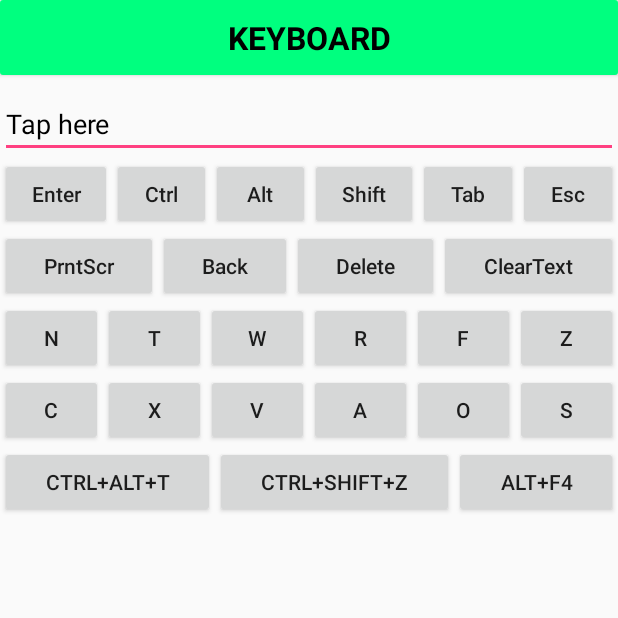
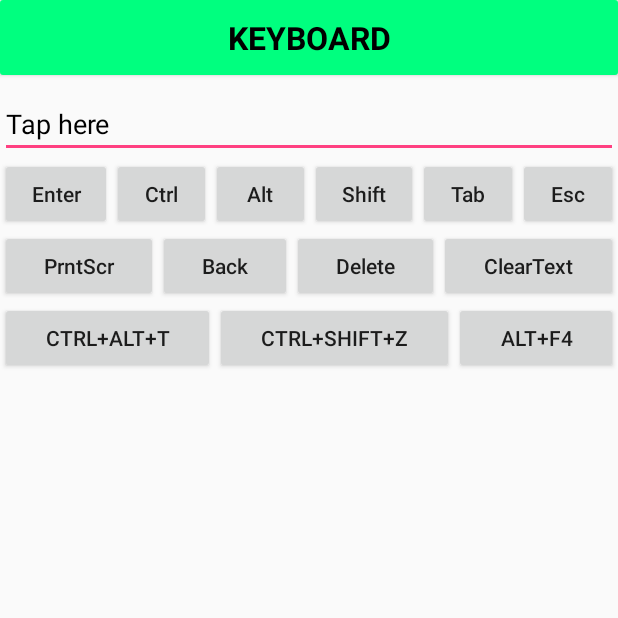
Before and after one commit to msameera96/PCController, an Android app: the Keyboard screen opened directly, with no data from a screen before it, on a phone screen of 412 x 824 dp, the top half of it. Run offline under Robolectric (Android 15) with nearby library versions, the light colour scheme and no system bars.

Commit message:
Updated project 2nd time Keyboard,LiveScreen, MainActivity, MainMenu, Mouse, Powerpoint New classes are ValidateIp and Conection

```diff
--- a/app/src/main/java/pk/edu/cust/fyp/nobeen/sameer/umair/pccontroller/Keyboard.java
+++ b/app/src/main/java/pk/edu/cust/fyp/nobeen/sameer/umair/pccontroller/Keyboard.java
@@ -15,8 +15,6 @@ public class Keyboard extends AppCompatActivity implements View.OnTouchListener,
     private EditText keyboardEditText;
     private Button ctrlButton, altButton, shiftButton, enterButton, tabButton, escButton, printScrButton, backspaceButton;
     private Button deleteButton, clearTextButton;
-    private Button nButton, tButton, wButton, rButton, fButton, zButton;
-    private Button cButton, xButton, vButton, aButton, oButton, sButton;
     private Button ctrlAltTButton, ctrlShiftZButton, altF4Button;
     private String previousText = "";
 
@@ -41,18 +39,6 @@ public class Keyboard extends AppCompatActivity implements View.OnTouchListener,
         backspaceButton = (Button) findViewById(R.id.backspaceButton);
         deleteButton = (Button) findViewById(R.id.deleteButton);
         clearTextButton = (Button) findViewById(R.id.clearTextButton);
-        nButton = (Button) findViewById(R.id.nButton);
-        tButton = (Button) findViewById(R.id.tButton);
-        wButton = (Button) findViewById(R.id.wButton);
-        rButton = (Button) findViewById(R.id.rButton);
-        fButton = (Button) findViewById(R.id.fButton);
-        zButton = (Button) findViewById(R.id.zButton);
-        cButton = (Button) findViewById(R.id.cButton);
-        xButton = (Button) findViewById(R.id.xButton);
-        vButton = (Button) findViewById(R.id.vButton);
-        aButton = (Button) findViewById(R.id.aButton);
-        oButton = (Button) findViewById(R.id.oButton);
-        sButton = (Button) findViewById(R.id.sButton);
         ctrlAltTButton = (Button) findViewById(R.id.ctrlAltTButton);
         ctrlShiftZButton = (Button) findViewById(R.id.ctrlShiftZButton);
         altF4Button = (Button) findViewById(R.id.altF4Button);
@@ -66,18 +52,6 @@ public class Keyboard extends AppCompatActivity implements View.OnTouchListener,
         printScrButton.setOnClickListener(this);
         deleteButton.setOnClickListener(this);
         clearTextButton.setOnClickListener(this);
-        nButton.setOnClickListener(this);
-        tButton.setOnClickListener(this);
-        wButton.setOnClickListener(this);
-        rButton.setOnClickListener(this);
-        fButton.setOnClickListener(this);
-        zButton.setOnClickListener(this);
-        cButton.setOnClickListener(this);
-        xButton.setOnClickListener(this);
-        vButton.setOnClickListener(this);
-        aButton.setOnClickListener(this);
-        oButton.setOnClickListener(this);
-        sButton.setOnClickListener(this);
         ctrlAltTButton.setOnClickListener(this);
         ctrlShiftZButton.setOnClickListener(this);
         altF4Button.setOnClickListener(this);
@@ -144,42 +118,7 @@ public class Keyboard extends AppCompatActivity implements View.OnTouchListener,
                 case  R.id.deleteButton:
                     keyCode = 127;
                     break;
-                case  R.id.nButton:
-                    keyCode = 78;
-                    break;
-                case  R.id.tButton:
-                    keyCode = 84;
-                    break;
-                case  R.id.wButton:
-                    keyCode = 87;
-                    break;
-                case  R.id.rButton:
-                    keyCode = 82;
-                    break;
-                case  R.id.fButton:
-                    keyCode = 70;
-                    break;
-                case  R.id.zButton:
-                    keyCode = 90;
-                    break;
-                case  R.id.cButton:
-                    keyCode = 67;
-                    break;
-                case  R.id.xButton:
-                    keyCode = 88;
-                    break;
-                case  R.id.vButton:
-                    keyCode = 86;
-                    break;
-                case  R.id.aButton:
-                    keyCode = 65;
-                    break;
-                case  R.id.oButton:
-                    keyCode = 79;
-                    break;
-                case  R.id.sButton:
-                    keyCode = 83;
-                    break;
+
                 case  R.id.backspaceButton:
                     keyCode = 8;
                     break;
--- a/app/src/main/java/pk/edu/cust/fyp/nobeen/sameer/umair/pccontroller/PowerPoint.java
+++ b/app/src/main/java/pk/edu/cust/fyp/nobeen/sameer/umair/pccontroller/PowerPoint.java
@@ -9,5 +9,6 @@ public class PowerPoint extends AppCompatActivity {
     protected void onCreate(Bundle savedInstanceState) {
         super.onCreate(savedInstanceState);
         setContentView(R.layout.activity_power_point);
+
     }
 }
--- a/app/src/main/res/layout/activity_keyboard.xml
+++ b/app/src/main/res/layout/activity_keyboard.xml
@@ -142,113 +142,7 @@
 
     </LinearLayout>
 
-    <LinearLayout
-        android:layout_width="match_parent"
-        android:layout_height="wrap_content" >
 
-        <Button
-            android:id="@+id/nButton"
-            style="?android:attr/buttonStyleSmall"
-            android:layout_width="wrap_content"
-            android:layout_height="wrap_content"
-            android:layout_weight="1"
-            android:text="N" />
-
-        <Button
-            android:id="@+id/tButton"
-            style="?android:attr/buttonStyleSmall"
-            android:layout_width="wrap_content"
-            android:layout_height="wrap_content"
-            android:layout_weight="1"
-            android:text="T" />
-
-        <Button
-            android:id="@+id/wButton"
-            style="?android:attr/buttonStyleSmall"
-            android:layout_width="wrap_content"
-            android:layout_height="wrap_content"
-            android:layout_weight="1"
-            android:text="W" />
-
-        <Button
-            android:id="@+id/rButton"
-            style="?android:attr/buttonStyleSmall"
-            android:layout_width="wrap_content"
-            android:layout_height="wrap_content"
-            android:layout_weight="1"
-            android:text="R" />
-
-        <Button
-            android:id="@+id/fButton"
-            style="?android:attr/buttonStyleSmall"
-            android:layout_width="wrap_content"
-            android:layout_height="wrap_content"
-            android:layout_weight="1"
-            android:text="F" />
-
-        <Button
-            android:id="@+id/zButton"
-            style="?android:attr/buttonStyleSmall"
-            android:layout_width="wrap_content"
-            android:layout_height="wrap_content"
-            android:layout_weight="1"
-            android:text="Z" />
-
-    </LinearLayout>
-
-    <LinearLayout
-        android:layout_width="match_parent"
-        android:layout_height="wrap_content" >
-
-        <Button
-            android:id="@+id/cButton"
-            style="?android:attr/buttonStyleSmall"
-            android:layout_width="wrap_content"
-            android:layout_height="wrap_content"
-            android:layout_weight="1"
-            android:text="C" />
-
-        <Button
-            android:id="@+id/xButton"
-            style="?android:attr/buttonStyleSmall"
-            android:layout_width="wrap_content"
-            android:layout_height="wrap_content"
-            android:layout_weight="1"
-            android:text="X" />
-
-        <Button
-            android:id="@+id/vButton"
-            style="?android:attr/buttonStyleSmall"
-            android:layout_width="wrap_content"
-            android:layout_height="wrap_content"
-            android:layout_weight="1"
-            android:text="V" />
-
-        <Button
-            android:id="@+id/aButton"
-            style="?android:attr/buttonStyleSmall"
-            android:layout_width="wrap_content"
-            android:layout_height="wrap_content"
-            android:layout_weight="1"
-            android:text="A" />
-
-        <Button
-            android:id="@+id/oButton"
-            style="?android:attr/buttonStyleSmall"
-            android:layout_width="wrap_content"
-            android:layout_height="wrap_content"
-            android:layout_weight="1"
-            android:text="O" />
-
-        <Button
-            android:id="@+id/sButton"
-            style="?android:attr/buttonStyleSmall"
-            android:layout_width="wrap_content"
-            android:layout_height="wrap_content"
-            android:layout_weight="1"
-            android:text="S" />
-
-    </LinearLayout>
 
     <LinearLayout
         android:layout_width="match_parent"
```
Also changed, not shown: app/src/main/java/pk/edu/cust/fyp/nobeen/sameer/umair/pccontroller/Conection.java (added, +44 -0 lines), app/src/main/java/pk/edu/cust/fyp/nobeen/sameer/umair/pccontroller/LiveScreen.java (+12 -5 lines), app/src/main/java/pk/edu/cust/fyp/nobeen/sameer/umair/pccontroller/MainActivity.java (+8 -27 lines), app/src/main/java/pk/edu/cust/fyp/nobeen/sameer/umair/pccontroller/MainMenu.java (+3 -10 lines), app/src/main/java/pk/edu/cust/fyp/nobeen/sameer/umair/pccontroller/Mouse.java (+8 -0 lines), app/src/main/java/pk/edu/cust/fyp/nobeen/sameer/umair/pccontroller/ValidateIP.java (added, +26 -0 lines), app/src/main/res/layout/activity_mouse.xml (+4 -4 lines).
